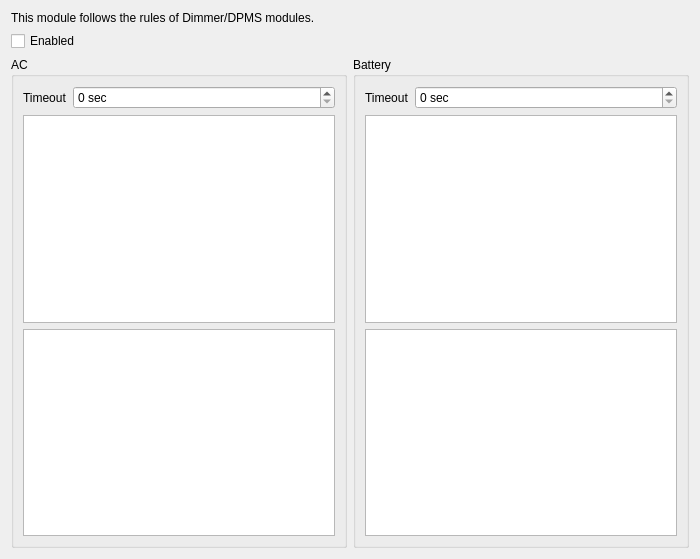
Old version of the form src/gui/KeyboardTab.ui in the repository nullobsi/clight-gui.
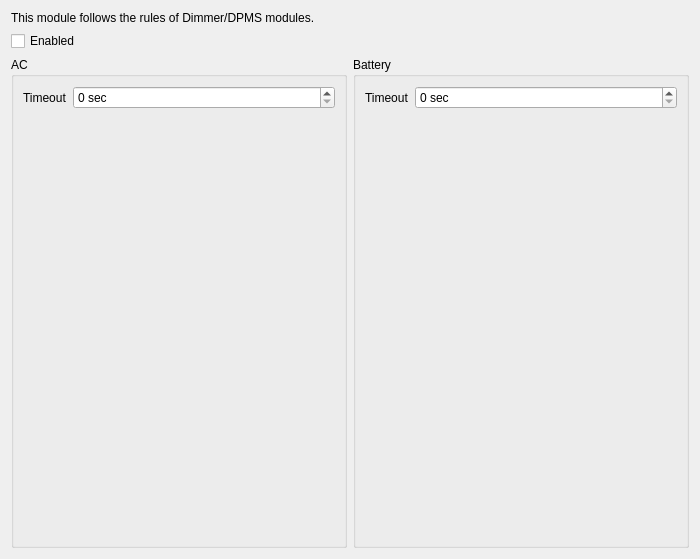
New version of the form. Custom widgets are drawn as their Qt base class.

Commit message: unify keyboard and sensor tab graphs under one shared component

Diff of the .ui file:
```diff
--- a/src/gui/KeyboardTab.ui
+++ b/src/gui/KeyboardTab.ui
@@ -40,12 +40,6 @@
       <string>AC</string>
      </property>
      <layout class="QGridLayout" name="gridLayout">
-      <item row="4" column="0">
-       <widget class="QListView" name="acPoints"/>
-      </item>
-      <item row="3" column="0">
-       <widget class="QChartView" name="acChart"/>
-      </item>
       <item row="0" column="0">
        <layout class="QFormLayout" name="formLayout_2">
         <item row="0" column="0">
@@ -109,24 +103,11 @@
         </item>
        </layout>
       </item>
-      <item row="5" column="0">
-       <widget class="QListView" name="batPoints"/>
-      </item>
-      <item row="4" column="0">
-       <widget class="QChartView" name="batChart"/>
-      </item>
      </layout>
     </widget>
    </item>
   </layout>
  </widget>
- <customwidgets>
-  <customwidget>
-   <class>QChartView</class>
-   <extends>QGraphicsView</extends>
-   <header>QtCharts</header>
-  </customwidget>
- </customwidgets>
  <resources/>
  <connections/>
 </ui>
```
Left out of the diff: 4 changed lines with no effect on the pictures. The commit also changes 9 other files.
